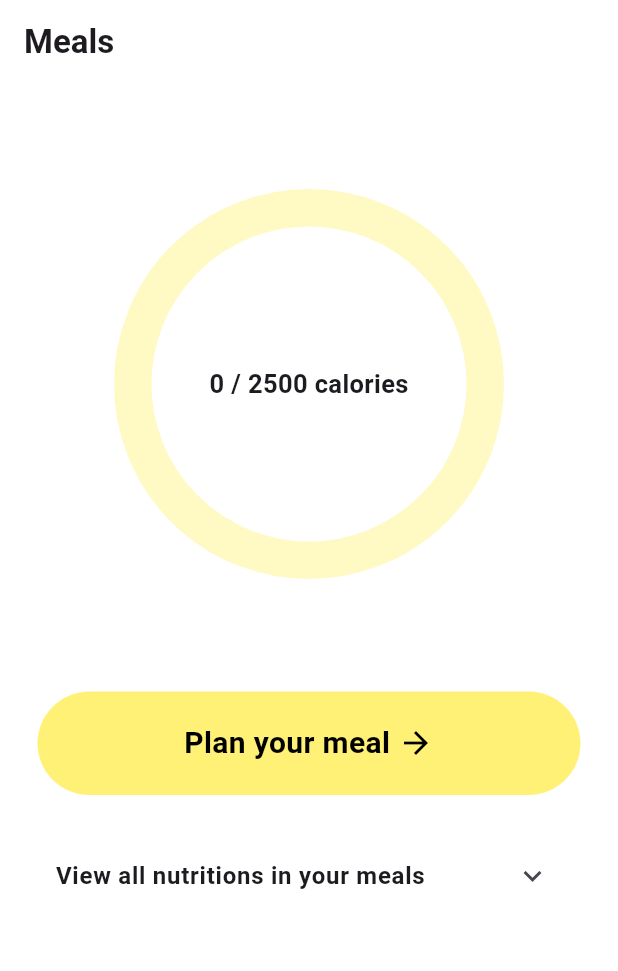
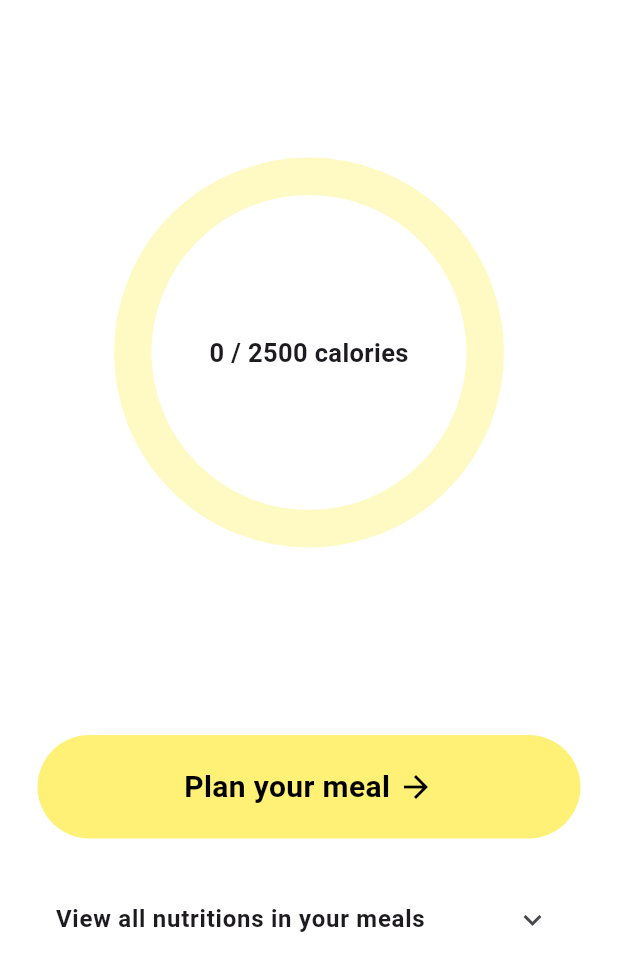
Before and after one commit to qu-ngx/DeFat, a Flutter app: the MealPlannerPage screen opened directly, on a phone screen of 412 x 824 dp. Shown: the top 971 px of the screen. Run offline on Flutter 3.47's test engine with Material 3 defaults, Android fonts, the light colour scheme and no system bars; drawn by our look-alikes of percent_indicator; our stand-ins replace firebase_auth, firebase_core, image_picker, smooth_page_indicator; missing offline and left inert: tflite_flutter; accounts and stored records are empty.

Commit message:
temporarily hide appbar for meals and pro5

```diff
--- a/lib/pages/meal_planner/meal_planner_page.dart
+++ b/lib/pages/meal_planner/meal_planner_page.dart
@@ -32,14 +32,17 @@ class _MealPlannerPageState extends State<MealPlannerPage> {
   Widget build(BuildContext context) {
     return Scaffold(
       backgroundColor: Colors.white,
-      appBar: AppBar(
-        title: const Text(
-          "Meals",
-          style: TextStyle(fontWeight: FontWeight.bold),
+      // appBar: AppBar(
+      //   title: const Text(
+      //     "Meals",
+      //     style: TextStyle(fontWeight: FontWeight.bold),
+      //   ),
+      //   backgroundColor: Colors.transparent,
+      // ),
+      body: ListView(children: [
+        const SizedBox(
+          height: 35,
         ),
-        backgroundColor: Colors.transparent,
-      ),
-      body: ListView(children: [
         Consumer<Planner>(
             builder: (context, value, child) => Column(
                   mainAxisAlignment: MainAxisAlignment.center,
@@ -61,7 +64,7 @@ class _MealPlannerPageState extends State<MealPlannerPage> {
                             fontWeight: FontWeight.bold, fontSize: 17),
                       ),
                     )),
-                    const SizedBox(height: 50),
+                    const SizedBox(height: 100),
                     // Button
                     Container(
                       padding: const EdgeInsets.all(25),
```
Also changed, not shown: lib/pages/profile/profile_page.dart (+7 -7 lines).
